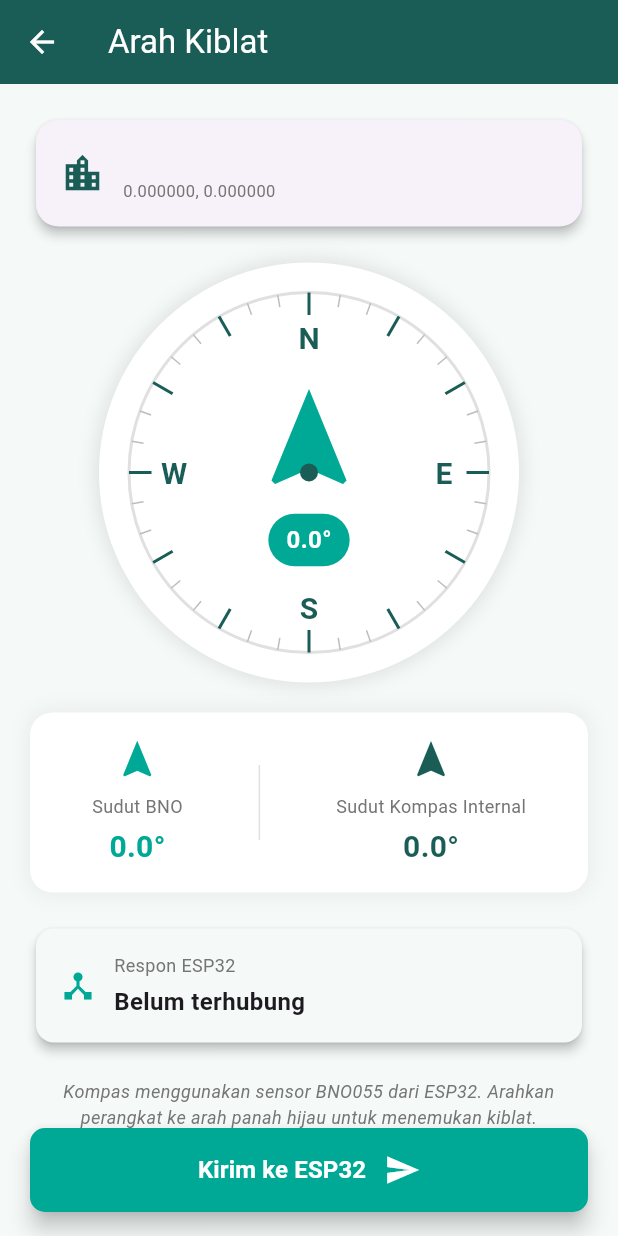
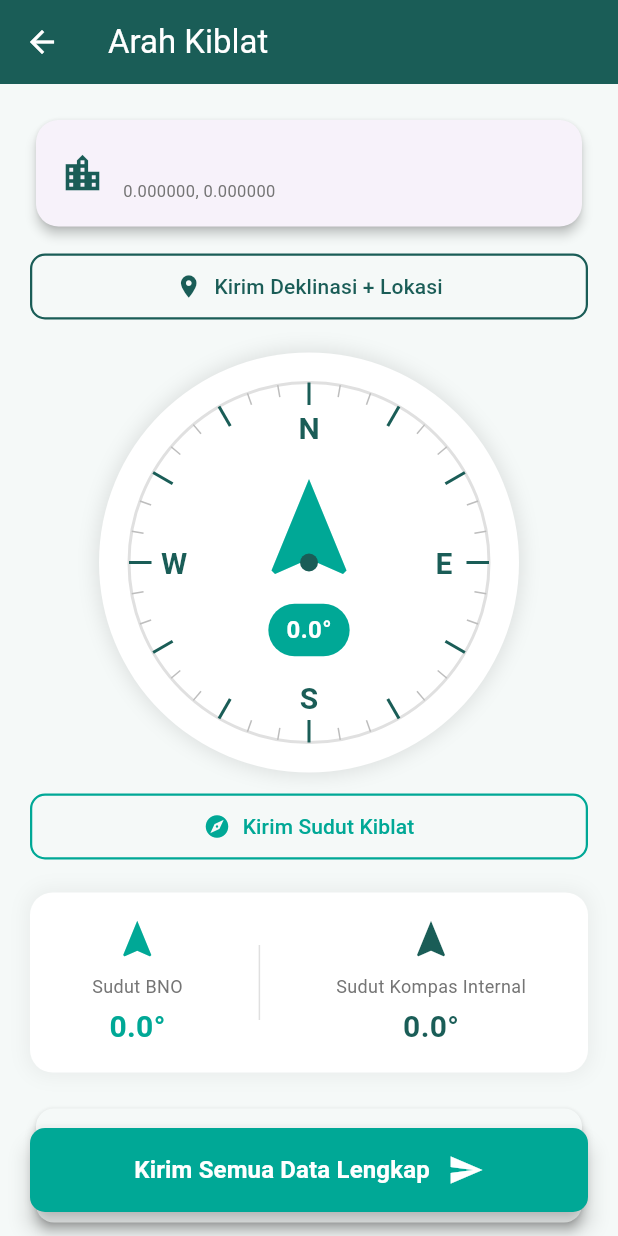
Before and after one commit to sevikharvarid/aplikasi_kiblat_iot, a Flutter app: the QiblaScreen screen opened directly with empty values, on a phone screen of 412 x 824 dp. Run offline on Flutter 3.47's test engine with Material 3 defaults, Android fonts, the light colour scheme and no system bars; our stand-ins replace flutter_blue_plus, flutter_compass, geocoding, geolocator, permission_handler; missing offline and left inert: magnetic_declination.

Commit message:
enhancement feature for sending depends on declination, lat and lng

```diff
--- a/lib/screens/qibla_screen.dart
+++ b/lib/screens/qibla_screen.dart
@@ -3,18 +3,20 @@ import 'package:flutter/material.dart';
 import 'package:flutter_compass/flutter_compass.dart';
 import 'dart:async';
 import '../services/qibla_bluetooth.dart';
+import '../services/qibla_calculator.dart';
 import '../widgets/status_card.dart';
 import '../widgets/qibla_compass.dart';
 import '../utils/constants.dart';
 
 class QiblaScreen extends StatefulWidget {
-  final double lat, lng, qibla;
+  final double lat, lng, qibla, declination;
   final String locationName;
 
   const QiblaScreen({
     required this.lat,
     required this.lng,
     required this.qibla,
+    required this.declination,
     required this.locationName,
     super.key,
   });
@@ -37,6 +39,12 @@ class _QiblaScreenState extends State<QiblaScreen> {
 
   // Adjusted Qibla angle (calculated based on current BNO heading)
   double adjustedQiblaAngle = 0.0;
+
+  // Deklinasi magnetik, dihitung lokal di app (magnetic_declination package)
+  late double declination = widget.declination;
+
+  // Status kesejajaran shaf, dihitung dari selisih bnoHeading vs bearing kiblat
+  ShafResult shaf = const ShafResult("Menghitung...", 0);
 
   @override
   void initState() {
@@ -68,12 +76,14 @@ class _QiblaScreenState extends State<QiblaScreen> {
           bnoHeading = heading;
           // Update adjusted qibla angle berdasarkan BNO heading terkini
           adjustedQiblaAngle = _calculateAdjustedQiblaAngle(heading);
+          shaf = QiblaCalculator.calculateShaf(widget.qibla, heading);
         });
       }
     });
 
-    // Initialize adjusted qibla angle
+    // Initialize adjusted qibla angle & shaf
     adjustedQiblaAngle = _calculateAdjustedQiblaAngle(bnoHeading);
+    shaf = QiblaCalculator.calculateShaf(widget.qibla, bnoHeading);
   }
 
   @override
@@ -96,19 +106,46 @@ class _QiblaScreenState extends State<QiblaScreen> {
     return angle;
   }
 
-  void _sendQiblaAngle() async {
+  // Tombol 1: kirim sudut kiblat saja — format *<bearing>K
+  void _sendBearingOnly() async {
     setState(() {
       isSending = true;
-      response = "Mengirim...";
+      response = "Mengirim sudut kiblat...";
     });
+    try {
+      await QiblaBluetooth.sendQiblaBearing(widget.qibla);
+    } catch (e) {
+      setState(() {
+        response = "Error: $e";
+        isSending = false;
+      });
+    }
+  }
 
+  // Tombol 2: kirim deklinasi + lokasi saja — format *<decl>D <lat>L <lng>N
+  void _sendDeclinationLocationOnly() async {
+    setState(() {
+      isSending = true;
+      response = "Mengirim deklinasi & lokasi...";
+    });
     try {
-      // Kirim adjusted qibla angle dengan normalisasi ke 0-360
-      double normalizedAngle = adjustedQiblaAngle % 360;
-      if (normalizedAngle < 0) {
-        normalizedAngle += 360;
-      }
-      await QiblaBluetooth.sendQiblaAngle(normalizedAngle);
+      await QiblaBluetooth.sendDeclinationLocation(declination, widget.lat, widget.lng);
+    } catch (e) {
+      setState(() {
+        response = "Error: $e";
+        isSending = false;
+      });
+    }
+  }
+
+  // Kirim semua data lengkap (gabungan tombol 1 + tombol 2)
+  void _sendAll() async {
+    setState(() {
+      isSending = true;
+      response = "Mengirim semua data...";
+    });
+    try {
+      await QiblaBluetooth.sendAllData(widget.qibla, declination, widget.lat, widget.lng);
     } catch (e) {
       setState(() {
         response = "Error: $e";
@@ -163,12 +200,52 @@ class _QiblaScreenState extends State<QiblaScreen> {
               ),
             ),
 
+            SizedBox(height: 12),
+
+            // Tombol 2: kirim deklinasi + lokasi saja
+            SizedBox(
+              width: double.infinity,
+              child: OutlinedButton.icon(
+                onPressed: isSending ? null : _sendDeclinationLocationOnly,
+                icon: Icon(Icons.location_on, color: AppColors.primary),
+                label: Text(
+                  "Kirim Deklinasi + Lokasi",
+                  style: TextStyle(color: AppColors.primary, fontSize: 14),
+                ),
+                style: OutlinedButton.styleFrom(
+                  padding: EdgeInsets.symmetric(vertical: 12),
+                  side: BorderSide(color: AppColors.primary, width: 1.5),
+                  shape: RoundedRectangleBorder(borderRadius: BorderRadius.circular(10)),
+                ),
+              ),
+            ),
+
             SizedBox(height: 20),
 
             // WIDGET COMPASS → MENGGUNAKAN bnoHeading (dari ESP32 BNO055)
             QiblaCompass(
               qiblaDirection: adjustedQiblaAngle,
               currentHeading: bnoHeading,
+            ),
+
+            SizedBox(height: 12),
+
+            // Tombol 1: kirim sudut kiblat saja
+            SizedBox(
+              width: double.infinity,
+              child: OutlinedButton.icon(
+                onPressed: isSending ? null : _sendBearingOnly,
+                icon: Icon(Icons.explore, color: AppColors.accent),
+                label: Text(
+                  "Kirim Sudut Kiblat",
+                  style: TextStyle(color: AppColors.accent, fontSize: 14),
+                ),
+                style: OutlinedButton.styleFrom(
+                  padding: EdgeInsets.symmetric(vertical: 12),
+                  side: BorderSide(color: AppColors.accent, width: 1.5),
+                  shape: RoundedRectangleBorder(borderRadius: BorderRadius.circular(10)),
+                ),
+              ),
             ),
 
             SizedBox(height: 20),
@@ -207,6 +284,22 @@ class _QiblaScreenState extends State<QiblaScreen> {
 
             // Status Cards
             StatusCard(
+              title: "Status Shaf",
+              value: shaf.label,
+              icon: shaf.label == "Shaf Lurus" ? Icons.check_circle : Icons.swap_horiz,
+            ),
+
+            SizedBox(height: 20),
+
+            StatusCard(
+              title: "Deklinasi Magnetik",
+              value: "${declination.toStringAsFixed(2)}°",
+              icon: Icons.explore,
+            ),
+
+            SizedBox(height: 20),
+
+            StatusCard(
               title: "Respon ESP32",
               value: response,
               icon: Icons.device_hub,
@@ -236,7 +329,7 @@ class _QiblaScreenState extends State<QiblaScreen> {
         width: double.infinity,
         height: 56,
         child: FloatingActionButton.extended(
-          onPressed: isSending ? null : _sendQiblaAngle,
+          onPressed: isSending ? null : _sendAll,
           backgroundColor: isSending ? Colors.grey[400] : AppColors.accent,
           elevation: 6,
           shape: RoundedRectangleBorder(borderRadius: BorderRadius.circular(10)),
@@ -251,7 +344,7 @@ class _QiblaScreenState extends State<QiblaScreen> {
                 ),
               if (isSending) const SizedBox(width: 12),
               Text(
-                isSending ? "Mengirim..." : "Kirim ke ESP32",
+                isSending ? "Mengirim..." : "Kirim Semua Data Lengkap",
                 style: const TextStyle(color: Colors.white, fontSize: 16, fontWeight: FontWeight.bold),
               ),
               if (!isSending) ...[
--- a/lib/services/qibla_calculator.dart
+++ b/lib/services/qibla_calculator.dart
@@ -20,4 +20,30 @@ class QiblaCalculator {
 
     return bearing;
   }
+
+  // Status kesejajaran (shaf) terhadap arah kiblat, dari selisih heading
+  // kompas saat ini terhadap bearing kiblat. Toleransi default 3° dianggap lurus.
+  static ShafResult calculateShaf(
+    double qiblaBearing,
+    double currentHeading, {
+    double tolerance = 3,
+  }) {
+    double diff = (qiblaBearing - currentHeading) % 360;
+    if (diff > 180) diff -= 360;
+    if (diff < -180) diff += 360;
+
+    if (diff.abs() <= tolerance) {
+      return ShafResult("Shaf Lurus", diff);
+    } else if (diff > 0) {
+      return ShafResult("Geser Kanan ${diff.toStringAsFixed(1)}°", diff);
+    } else {
+      return ShafResult("Geser Kiri ${(-diff).toStringAsFixed(1)}°", diff);
+    }
+  }
 }
+
+class ShafResult {
+  final String label;
+  final double offsetDeg;
+  const ShafResult(this.label, this.offsetDeg);
+}
--- a/pubspec.yaml
+++ b/pubspec.yaml
@@ -40,6 +40,7 @@ dependencies:
   flutter_compass: ^0.8.0
   flutter_launcher_icons: ^0.14.4
   geocoding: ^4.0.0
+  magnetic_declination: ^1.0.0
 
 dev_dependencies:
   flutter_test:
```
Also changed, not shown: lib/screens/home_screen.dart (+28 -1 lines), lib/services/qibla_bluetooth.dart (+44 -28 lines), pubspec.lock, 1 other file.
